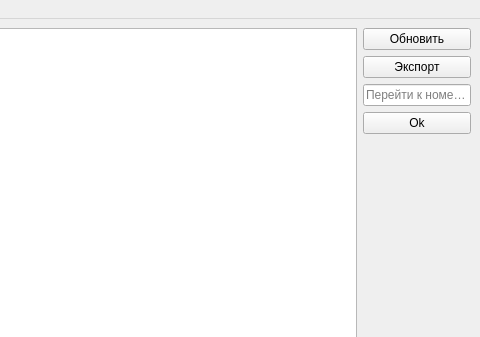
Before: the Qt Designer form ui/main_window.ui in olegartys/transfermarkt-scrap, drawn with Qt 5; both pictures show x 258 to 738 and y 0 to 337 of the 738 by 489 pixel window.
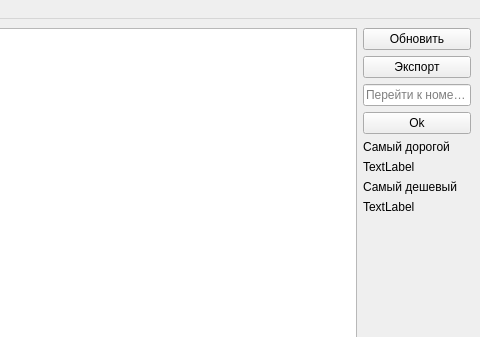
After: the same form once the commit is applied.

Commit message: src: introduce most expensive and less expensive players UI

What changed in the file:
```diff
--- a/ui/main_window.ui
+++ b/ui/main_window.ui
@@ -59,6 +59,43 @@
           </property>
          </widget>
         </item>
+        <item>
+         <widget class="QLabel" name="label">
+          <property name="text">
+           <string>Самый дорогой</string>
+          </property>
+          <property name="wordWrap">
+           <bool>false</bool>
+          </property>
+          <property name="margin">
+           <number>10</number>
+          </property>
+         </widget>
+        </item>
+        <item>
+         <widget class="QLabel" name="mostExpensivePlayer">
+          <property name="text">
+           <string>TextLabel</string>
+          </property>
+         </widget>
+        </item>
+        <item>
+         <widget class="QLabel" name="label_2">
+          <property name="text">
+           <string>Самый дешевый</string>
+          </property>
+          <property name="margin">
+           <number>10</number>
+          </property>
+         </widget>
+        </item>
+        <item>
+         <widget class="QLabel" name="lessExpensivePlayer">
+          <property name="text">
+           <string>TextLabel</string>
+          </property>
+         </widget>
+        </item>
         <item>
          <spacer name="verticalSpacer">
           <property name="orientation">
```
The commit also changes 3 other files.
